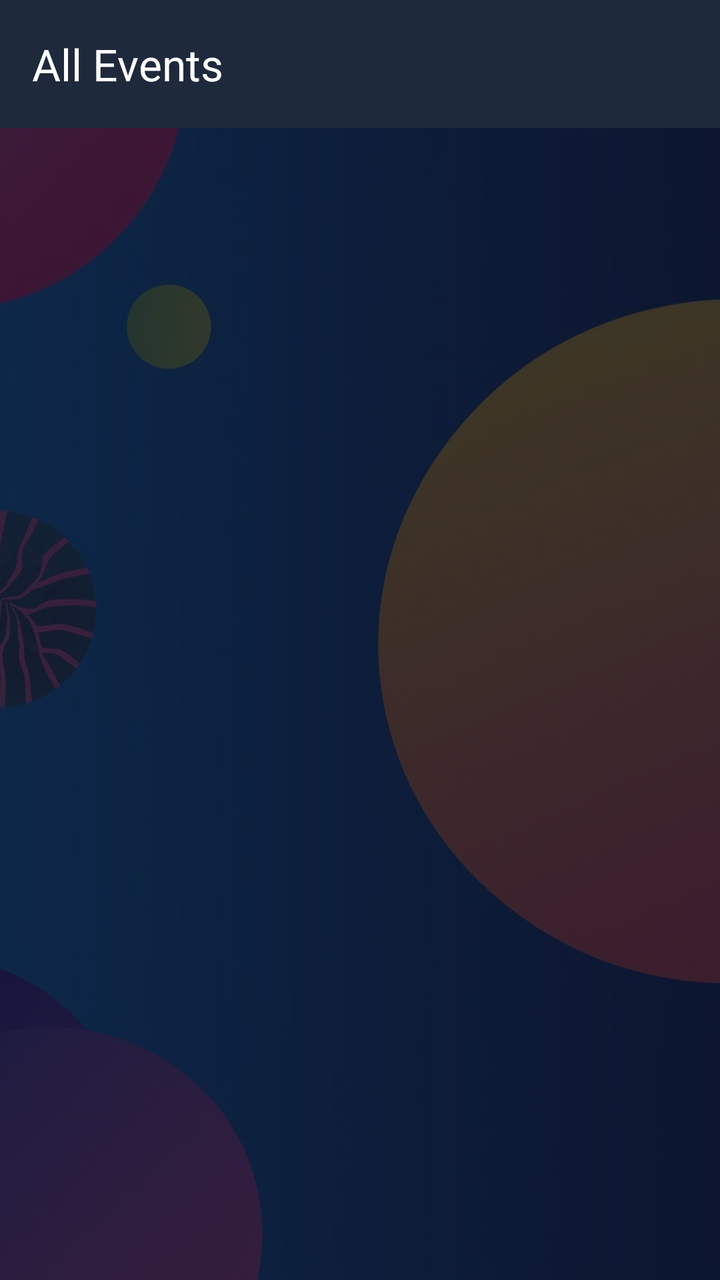
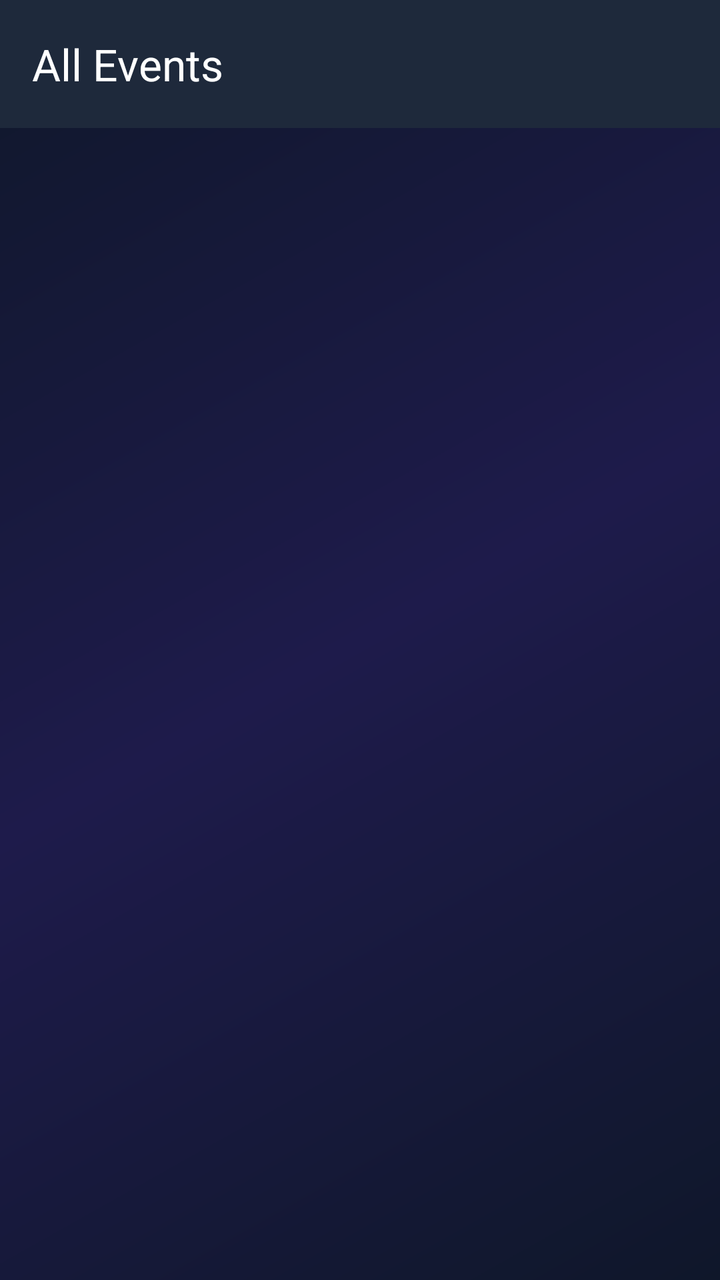

The first picture is an Android layout as it rendered before a commit; the second is the same layout after the commit. The layout source and the unified diff follow.
<!-- AndroidManifest.xml: application theme Theme.EventManagementSystem -->
<!-- res/layout/activity_view_events.xml -->
<?xml version="1.0" encoding="utf-8"?>
<FrameLayout
    xmlns:android="http://schemas.android.com/apk/res/android"
    xmlns:app="http://schemas.android.com/apk/res-auto"
    android:layout_width="match_parent"
    android:layout_height="match_parent">

    
    <ImageView
        android:layout_width="match_parent"
        android:layout_height="match_parent"
        android:src="@drawable/event_activity"
        android:scaleType="centerCrop"
        android:contentDescription="Background"/>

    
    <View
        android:layout_width="match_parent"
        android:layout_height="match_parent"
        android:background="#CC0F172A"/>

    <LinearLayout
        android:layout_width="match_parent"
        android:layout_height="match_parent"
        android:orientation="vertical">

        <com.google.android.material.appbar.MaterialToolbar
            android:id="@+id/toolbar"
            android:layout_width="match_parent"
            android:layout_height="?attr/actionBarSize"
            android:background="#1E293B"
            app:title="All Events"
            app:titleTextColor="@android:color/white"/>

        <TextView
            android:id="@+id/tvEmpty"
            android:layout_width="match_parent"
            android:layout_height="wrap_content"
            android:text="No Events Available"
            android:textSize="18sp"
            android:textStyle="bold"
            android:textColor="#94A3B8"
            android:gravity="center"
            android:visibility="gone"
            android:layout_marginTop="60dp"/>

        <androidx.recyclerview.widget.RecyclerView
            android:id="@+id/recyclerView"
            android:layout_width="match_parent"
            android:layout_height="match_parent"
            android:paddingTop="8dp"
            android:paddingBottom="16dp"
            android:clipToPadding="false"/>

    </LinearLayout>

</FrameLayout>
<!-- resources referenced by this layout -->
<resources>
  <!-- drawable event_activity: jpg bitmap (drawable, 97123 bytes) -->
  <style name="Theme.EventManagementSystem" parent="Base.Theme.EventManagementSystem" />
  <style name="Base.Theme.EventManagementSystem" parent="Theme.Material3.DayNight.NoActionBar">
          <item name="colorPrimary">@color/primary</item>
          <item name="colorPrimaryVariant">@color/primary_dark</item>
          <item name="colorSecondary">@color/accent_orange</item>
          <item name="android:statusBarColor">@color/primary_dark</item>
      </style>
  <color name="primary">#4F46E5</color>
  <color name="primary_dark">#3730A3</color>
  <color name="accent_orange">#F97316</color>
</resources>

<!-- the commit's change to res/layout/activity_view_events.xml (unified diff, before → after) -->
@@ -1,57 +1,38 @@
 <?xml version="1.0" encoding="utf-8"?>
-<FrameLayout
+<LinearLayout
     xmlns:android="http://schemas.android.com/apk/res/android"
     xmlns:app="http://schemas.android.com/apk/res-auto"
     android:layout_width="match_parent"
-    android:layout_height="match_parent">
+    android:layout_height="match_parent"
+    android:orientation="vertical"
+    android:background="@drawable/bg_main_gradient">
 
-    
-    <ImageView
+    <com.google.android.material.appbar.MaterialToolbar
+        android:id="@+id/toolbar"
+        android:layout_width="match_parent"
+        android:layout_height="?attr/actionBarSize"
+        android:background="#1E293B"
+        app:title="All Events"
+        app:titleTextColor="@android:color/white"/>
+
+    <TextView
+        android:id="@+id/tvEmpty"
+        android:layout_width="match_parent"
+        android:layout_height="wrap_content"
+        android:text="No Events Available"
+        android:textSize="18sp"
+        android:textStyle="bold"
+        android:textColor="#94A3B8"
+        android:gravity="center"
+        android:visibility="gone"
+        android:layout_marginTop="60dp"/>
+
+    <androidx.recyclerview.widget.RecyclerView
+        android:id="@+id/recyclerView"
         android:layout_width="match_parent"
         android:layout_height="match_parent"
-        android:src="@drawable/event_activity"
-        android:scaleType="centerCrop"
-        android:contentDescription="Background"/>
+        android:paddingTop="8dp"
+        android:paddingBottom="16dp"
+        android:clipToPadding="false"/>
 
-    
-    <View
-        android:layout_width="match_parent"
-        android:layout_height="match_parent"
-        android:background="#CC0F172A"/>
-
-    <LinearLayout
-        android:layout_width="match_parent"
-        android:layout_height="match_parent"
-        android:orientation="vertical">
-
-        <com.google.android.material.appbar.MaterialToolbar
-            android:id="@+id/toolbar"
-            android:layout_width="match_parent"
-            android:layout_height="?attr/actionBarSize"
-            android:background="#1E293B"
-            app:title="All Events"
-            app:titleTextColor="@android:color/white"/>
-
-        <TextView
-            android:id="@+id/tvEmpty"
-            android:layout_width="match_parent"
-            android:layout_height="wrap_content"
-            android:text="No Events Available"
-            android:textSize="18sp"
-            android:textStyle="bold"
-            android:textColor="#94A3B8"
-            android:gravity="center"
-            android:visibility="gone"
-            android:layout_marginTop="60dp"/>
-
-        <androidx.recyclerview.widget.RecyclerView
-            android:id="@+id/recyclerView"
-            android:layout_width="match_parent"
-            android:layout_height="match_parent"
-            android:paddingTop="8dp"
-            android:paddingBottom="16dp"
-            android:clipToPadding="false"/>
-
-    </LinearLayout>
-
-</FrameLayout>
+</LinearLayout>
<!-- resource entries referenced after the edit -->
@@ -1,6 +1,16 @@
 <!-- resources referenced by this layout -->
 <resources>
-  <!-- drawable event_activity: jpg bitmap (drawable, 97123 bytes) -->
+  <!-- drawable bg_main_gradient (drawable) -->
+  <?xml version="1.0" encoding="utf-8"?>
+  <shape xmlns:android="http://schemas.android.com/apk/res/android"
+      android:shape="rectangle">
+      <gradient
+          android:angle="135"
+          android:startColor="#0F172A"
+          android:centerColor="#1E1B4B"
+          android:endColor="#0F172A"
+          android:type="linear" />
+  </shape>
   <style name="Theme.EventManagementSystem" parent="Base.Theme.EventManagementSystem" />
   <style name="Base.Theme.EventManagementSystem" parent="Theme.Material3.DayNight.NoActionBar">
           <item name="colorPrimary">@color/primary</item>
@@ -8,8 +18,8 @@
           <item name="colorSecondary">@color/accent_orange</item>
           <item name="android:statusBarColor">@color/primary_dark</item>
       </style>
-  <color name="primary">#4F46E5</color>
-  <color name="primary_dark">#3730A3</color>
+  <color name="primary">#6366F1</color>
+  <color name="primary_dark">#4338CA</color>
   <color name="accent_orange">#F97316</color>
 </resources>
 
